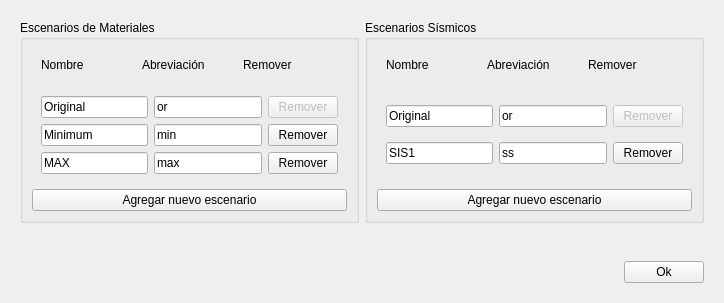
conejoo/Escenarios, file scenariosconfigui.ui: the form before one commit.
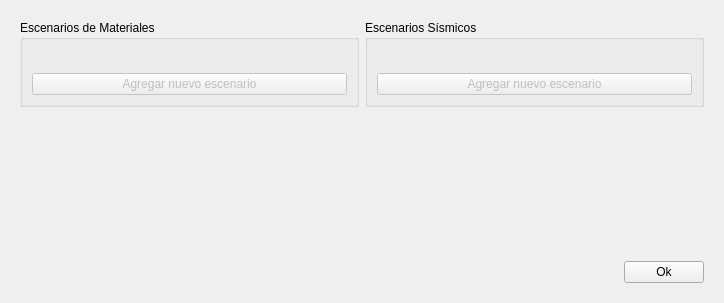
The form after the commit.

Commit message: Scenarios config

```diff
--- a/scenariosconfigui.ui
+++ b/scenariosconfigui.ui
@@ -23,131 +23,16 @@
          <string>Escenarios de Materiales</string>
         </property>
         <layout class="QVBoxLayout" name="verticalLayout_2">
-         <item>
-          <widget class="QWidget" name="widget" native="true">
-           <property name="sizePolicy">
-            <sizepolicy hsizetype="Preferred" vsizetype="Fixed">
-             <horstretch>0</horstretch>
-             <verstretch>0</verstretch>
-            </sizepolicy>
-           </property>
-           <layout class="QGridLayout" name="gridLayout">
-            <item row="0" column="0">
-             <widget class="QLabel" name="label">
-              <property name="text">
-               <string>Nombre</string>
-              </property>
-             </widget>
-            </item>
-            <item row="0" column="1">
-             <widget class="QLabel" name="label_2">
-              <property name="text">
-               <string>Abreviación</string>
-              </property>
-             </widget>
-            </item>
-            <item row="0" column="2">
-             <widget class="QLabel" name="label_3">
-              <property name="text">
-               <string>Remover</string>
-              </property>
-             </widget>
-            </item>
-           </layout>
-          </widget>
-         </item>
          <item>
           <widget class="QWidget" name="widget_material_configs" native="true">
-           <layout class="QGridLayout" name="gridLayout_2">
-            <item row="0" column="2">
-             <widget class="QPushButton" name="pushButton_4">
-              <property name="enabled">
-               <bool>false</bool>
-              </property>
-              <property name="maximumSize">
-               <size>
-                <width>70</width>
-                <height>16777215</height>
-               </size>
-              </property>
-              <property name="text">
-               <string>Remover</string>
-              </property>
-             </widget>
-            </item>
-            <item row="2" column="0">
-             <widget class="QLineEdit" name="lineEdit_4">
-              <property name="text">
-               <string>MAX</string>
-              </property>
-             </widget>
-            </item>
-            <item row="0" column="0">
-             <widget class="QLineEdit" name="lineEdit">
-              <property name="text">
-               <string>Original</string>
-              </property>
-             </widget>
-            </item>
-            <item row="1" column="2">
-             <widget class="QPushButton" name="pushButton_5">
-              <property name="maximumSize">
-               <size>
-                <width>70</width>
-                <height>16777215</height>
-               </size>
-              </property>
-              <property name="text">
-               <string>Remover</string>
-              </property>
-             </widget>
-            </item>
-            <item row="1" column="0">
-             <widget class="QLineEdit" name="lineEdit_3">
-              <property name="text">
-               <string>Minimum</string>
-              </property>
-             </widget>
-            </item>
-            <item row="2" column="2">
-             <widget class="QPushButton" name="pushButton_6">
-              <property name="maximumSize">
-               <size>
-                <width>70</width>
-                <height>16777215</height>
-               </size>
-              </property>
-              <property name="text">
-               <string>Remover</string>
-              </property>
-             </widget>
-            </item>
-            <item row="0" column="1">
-             <widget class="QLineEdit" name="lineEdit_6">
-              <property name="text">
-               <string>or</string>
-              </property>
-             </widget>
-            </item>
-            <item row="1" column="1">
-             <widget class="QLineEdit" name="lineEdit_7">
-              <property name="text">
-               <string>min</string>
-              </property>
-             </widget>
-            </item>
-            <item row="2" column="1">
-             <widget class="QLineEdit" name="lineEdit_8">
-              <property name="text">
-               <string>max</string>
-              </property>
-             </widget>
-            </item>
-           </layout>
+           <layout class="QGridLayout" name="gridLayout_2"/>
           </widget>
          </item>
          <item>
           <widget class="QPushButton" name="pushButton_new_material">
+           <property name="enabled">
+            <bool>false</bool>
+           </property>
            <property name="text">
             <string>Agregar nuevo escenario</string>
            </property>
@@ -162,104 +47,16 @@
          <string>Escenarios Sísmicos</string>
         </property>
         <layout class="QVBoxLayout" name="verticalLayout_3">
-         <item>
-          <widget class="QWidget" name="widget_4" native="true">
-           <property name="sizePolicy">
-            <sizepolicy hsizetype="Preferred" vsizetype="Fixed">
-             <horstretch>0</horstretch>
-             <verstretch>0</verstretch>
-            </sizepolicy>
-           </property>
-           <layout class="QGridLayout" name="gridLayout_4">
-            <item row="0" column="0">
-             <widget class="QLabel" name="label_4">
-              <property name="text">
-               <string>Nombre</string>
-              </property>
-             </widget>
-            </item>
-            <item row="0" column="1">
-             <widget class="QLabel" name="label_6">
-              <property name="text">
-               <string>Abreviación</string>
-              </property>
-             </widget>
-            </item>
-            <item row="0" column="2">
-             <widget class="QLabel" name="label_5">
-              <property name="text">
-               <string>Remover</string>
-              </property>
-             </widget>
-            </item>
-           </layout>
-          </widget>
-         </item>
          <item>
           <widget class="QWidget" name="widget_sismic_configs" native="true">
-           <layout class="QGridLayout" name="gridLayout_3">
-            <item row="2" column="2">
-             <widget class="QPushButton" name="pushButton_8">
-              <property name="maximumSize">
-               <size>
-                <width>70</width>
-                <height>16777215</height>
-               </size>
-              </property>
-              <property name="text">
-               <string>Remover</string>
-              </property>
-             </widget>
-            </item>
-            <item row="2" column="0">
-             <widget class="QLineEdit" name="lineEdit_5">
-              <property name="text">
-               <string>SIS1</string>
-              </property>
-             </widget>
-            </item>
-            <item row="1" column="0">
-             <widget class="QLineEdit" name="lineEdit_2">
-              <property name="text">
-               <string>Original</string>
-              </property>
-             </widget>
-            </item>
-            <item row="1" column="2">
-             <widget class="QPushButton" name="pushButton_7">
-              <property name="enabled">
-               <bool>false</bool>
-              </property>
-              <property name="maximumSize">
-               <size>
-                <width>70</width>
-                <height>16777215</height>
-               </size>
-              </property>
-              <property name="text">
-               <string>Remover</string>
-              </property>
-             </widget>
-            </item>
-            <item row="1" column="1">
-             <widget class="QLineEdit" name="lineEdit_9">
-              <property name="text">
-               <string>or</string>
-              </property>
-             </widget>
-            </item>
-            <item row="2" column="1">
-             <widget class="QLineEdit" name="lineEdit_10">
-              <property name="text">
-               <string>ss</string>
-              </property>
-             </widget>
-            </item>
-           </layout>
+           <layout class="QGridLayout" name="gridLayout_3"/>
           </widget>
          </item>
          <item>
           <widget class="QPushButton" name="pushButton_new_sismic">
+           <property name="enabled">
+            <bool>false</bool>
+           </property>
            <property name="text">
             <string>Agregar nuevo escenario</string>
            </property>
```
The commit also changes 1 other file.
